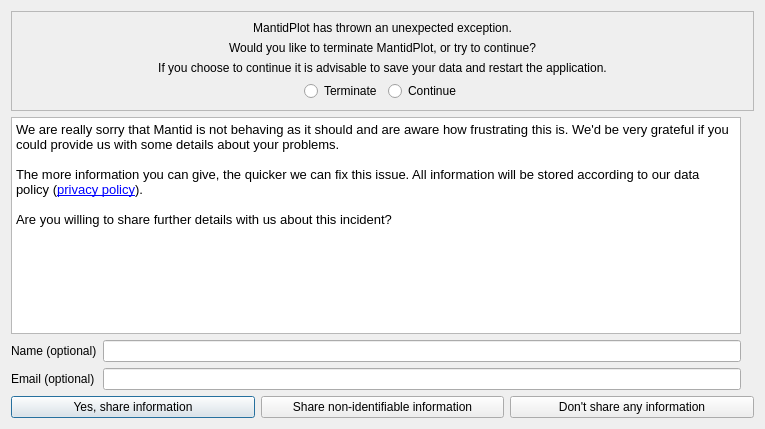
Before: the Qt Designer form scripts/ErrorReporter/errorreport.ui in mantidproject/mantid, drawn with Qt 5.
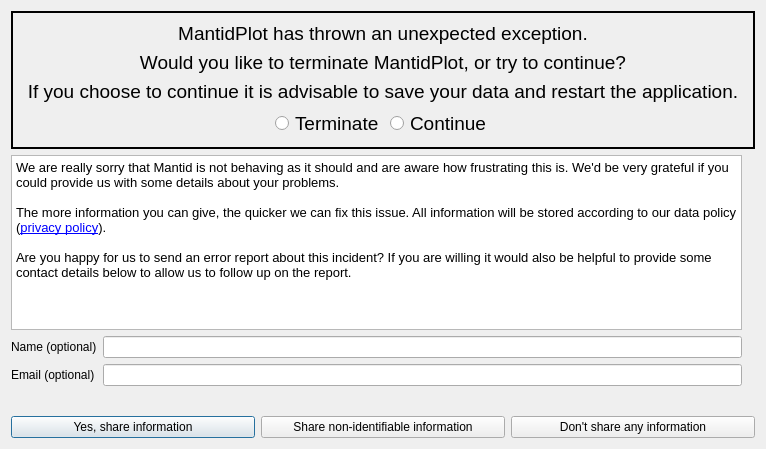
After: the same form once the commit is applied. Icons and pictures are not drawn.

Commit message: Re #21709 Increased error warning font size, reworded question

The edit to the form file:
```diff
--- a/scripts/ErrorReporter/errorreport.ui
+++ b/scripts/ErrorReporter/errorreport.ui
@@ -6,8 +6,8 @@
    <rect>
     <x>0</x>
     <y>0</y>
-    <width>765</width>
-    <height>429</height>
+    <width>766</width>
+    <height>449</height>
    </rect>
   </property>
   <property name="windowTitle">
@@ -16,8 +16,16 @@
   <layout class="QVBoxLayout" name="verticalLayout_4">
    <item>
     <widget class="QFrame" name="frame">
+     <property name="font">
+      <font>
+       <pointsize>14</pointsize>
+      </font>
+     </property>
      <property name="frameShape">
-      <enum>QFrame::StyledPanel</enum>
+      <enum>QFrame::Box</enum>
+     </property>
+     <property name="lineWidth">
+      <number>2</number>
      </property>
      <layout class="QVBoxLayout" name="verticalLayout_3">
       <item>
@@ -107,6 +115,12 @@
       <layout class="QVBoxLayout" name="verticalLayout">
        <item>
         <widget class="QTextBrowser" name="requestTextBrowser">
+         <property name="sizePolicy">
+          <sizepolicy hsizetype="Expanding" vsizetype="Expanding">
+           <horstretch>0</horstretch>
+           <verstretch>0</verstretch>
+          </sizepolicy>
+         </property>
          <property name="verticalScrollBarPolicy">
           <enum>Qt::ScrollBarAlwaysOff</enum>
          </property>
@@ -119,7 +133,7 @@
 &lt;p style=&quot;-qt-paragraph-type:empty; margin-top:0px; margin-bottom:0px; margin-left:0px; margin-right:0px; -qt-block-indent:0; text-indent:0px; font-family:'.SF NS Text'; font-size:10pt; color:#000000;&quot;&gt;&lt;br /&gt;&lt;/p&gt;
 &lt;p style=&quot; margin-top:0px; margin-bottom:0px; margin-left:0px; margin-right:0px; -qt-block-indent:0; text-indent:0px;&quot;&gt;&lt;span style=&quot; font-family:'.SF NS Text'; font-size:10pt; color:#000000;&quot;&gt;The more information you can give, the quicker we can fix this issue. All information will be stored according to our data policy (&lt;/span&gt;&lt;a href=&quot;https://www.mantidproject.org/MantidProject:Privacy_policy&quot;&gt;&lt;span style=&quot; font-family:'.SF NS Text'; font-size:10pt; text-decoration: underline; color:#0000ff;&quot;&gt;privacy policy&lt;/span&gt;&lt;/a&gt;&lt;span style=&quot; font-family:'.SF NS Text'; font-size:10pt; color:#000000;&quot;&gt;).&lt;/span&gt;&lt;/p&gt;
 &lt;p style=&quot;-qt-paragraph-type:empty; margin-top:0px; margin-bottom:0px; margin-left:0px; margin-right:0px; -qt-block-indent:0; text-indent:0px; font-family:'.SF NS Text'; font-size:10pt; color:#000000;&quot;&gt;&lt;br /&gt;&lt;/p&gt;
-&lt;p style=&quot; margin-top:0px; margin-bottom:0px; margin-left:0px; margin-right:0px; -qt-block-indent:0; text-indent:0px;&quot;&gt;&lt;span style=&quot; font-family:'.SF NS Text'; font-size:10pt; color:#000000;&quot;&gt;Are you willing to share further details with us about this incident?&lt;/span&gt;&lt;/p&gt;&lt;/body&gt;&lt;/html&gt;</string>
+&lt;p style=&quot; margin-top:0px; margin-bottom:0px; margin-left:0px; margin-right:0px; -qt-block-indent:0; text-indent:0px;&quot;&gt;&lt;span style=&quot; font-family:'.SF NS Text'; font-size:10pt; color:#000000;&quot;&gt;Are you happy for us to send an error report about this incident? If you are willing it would also be helpful to provide some contact details below to allow us to follow up on the report.&lt;/span&gt;&lt;/p&gt;&lt;/body&gt;&lt;/html&gt;</string>
          </property>
          <property name="openExternalLinks">
           <bool>false</bool>
@@ -151,6 +165,19 @@
            </property>
           </widget>
          </item>
+         <item row="2" column="1">
+          <spacer name="verticalSpacer">
+           <property name="orientation">
+            <enum>Qt::Vertical</enum>
+           </property>
+           <property name="sizeHint" stdset="0">
+            <size>
+             <width>20</width>
+             <height>40</height>
+            </size>
+           </property>
+          </spacer>
+         </item>
         </layout>
        </item>
       </layout>
```
